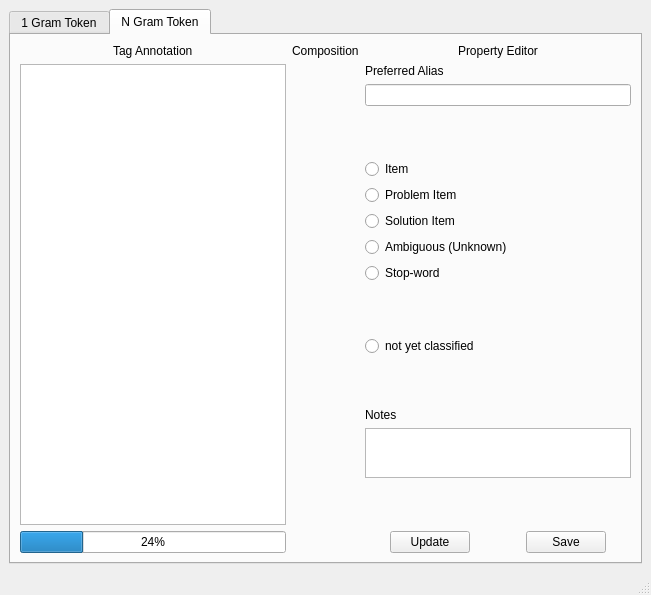
Qt form app/taggingUI/taggingUI.ui (usnistgov/nestor-tmp2) before a commit.
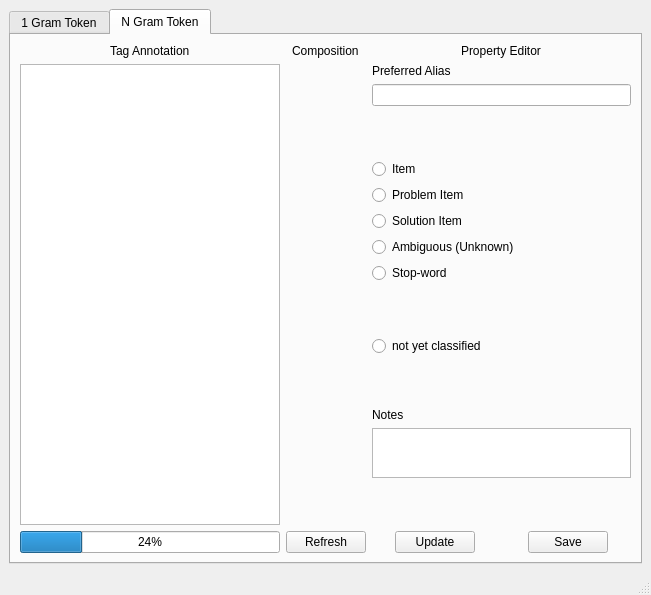
The same form after that commit.

Commit message: add the middle layout for the NGram It print the information of the 1gramm

Patch:
```diff
--- a/app/taggingUI/taggingUI.ui
+++ b/app/taggingUI/taggingUI.ui
@@ -487,6 +487,13 @@
               </item>
              </layout>
             </item>
+            <item row="2" column="1" alignment="Qt::AlignHCenter">
+             <widget class="QPushButton" name="pushButton_Ngram_Refresh">
+              <property name="text">
+               <string>Refresh</string>
+              </property>
+             </widget>
+            </item>
            </layout>
           </item>
          </layout>
```
The commit also changes 5 other files.
